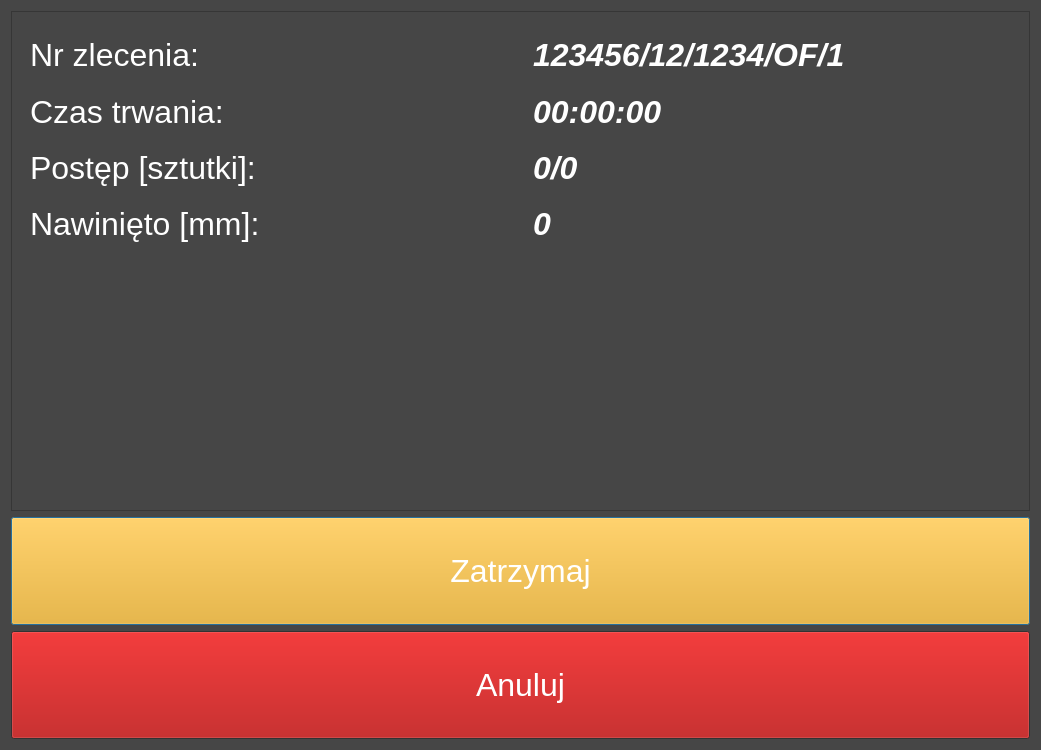
Before: the Qt Designer form project/ui_templates/winding_in_progress_dialog.ui in wojtek1928/RPi---winding_machine_control, drawn with Qt 5.
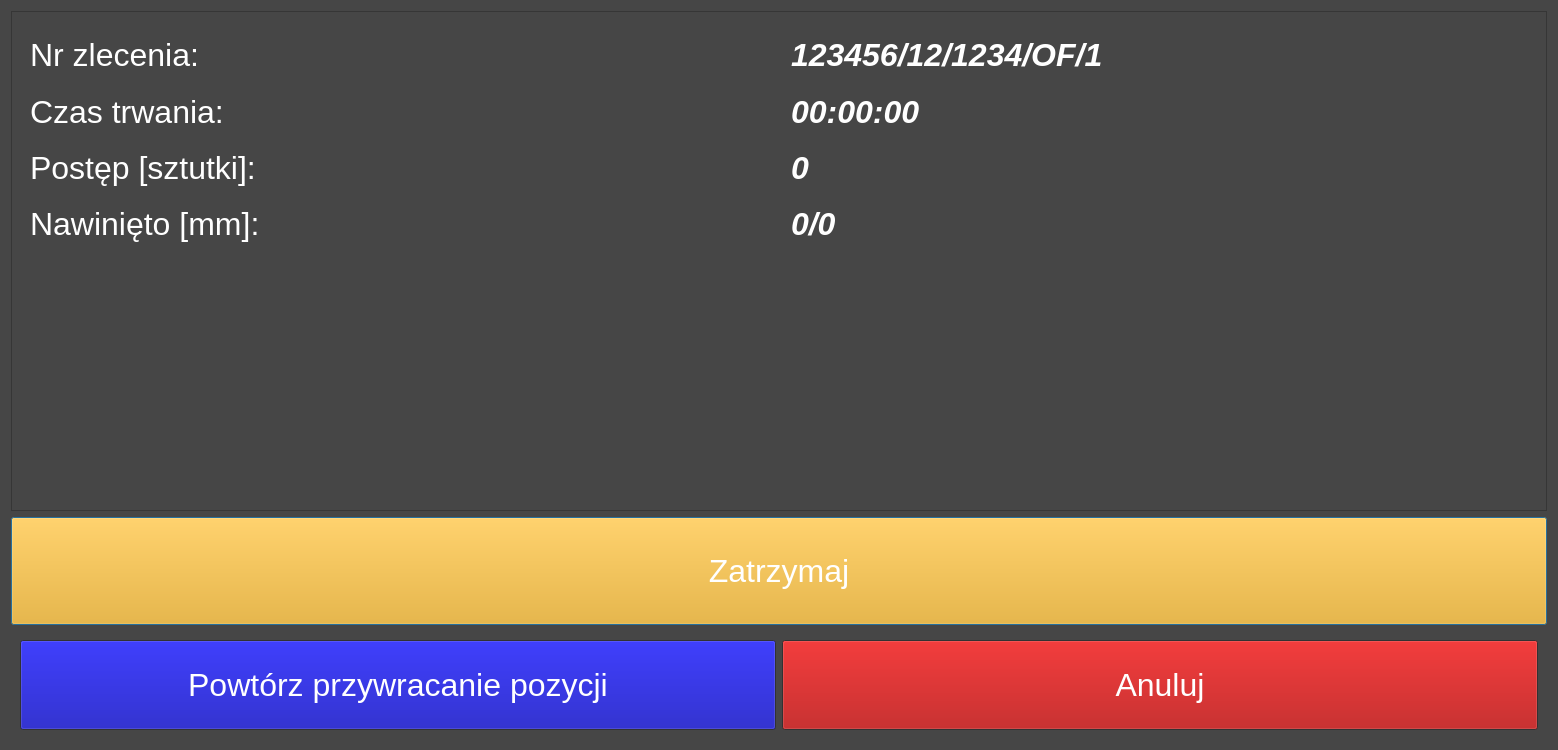
After: the same form once the commit is applied.

Patch:
```diff
--- a/project/ui_templates/winding_in_progress_dialog.ui
+++ b/project/ui_templates/winding_in_progress_dialog.ui
@@ -6,7 +6,7 @@
    <rect>
     <x>0</x>
     <y>0</y>
-    <width>1041</width>
+    <width>1558</width>
     <height>750</height>
    </rect>
   </property>
@@ -537,13 +537,6 @@
            </property>
           </widget>
          </item>
-         <item>
-          <widget class="QLabel" name="progressVal_label">
-           <property name="text">
-            <string>0/0</string>
-           </property>
-          </widget>
-         </item>
          <item>
           <widget class="QLabel" name="lengthVal_label">
            <property name="text">
@@ -551,6 +544,13 @@
            </property>
           </widget>
          </item>
+         <item>
+          <widget class="QLabel" name="progressVal_label">
+           <property name="text">
+            <string>0/0</string>
+           </property>
+          </widget>
+         </item>
         </layout>
        </widget>
       </item>
@@ -668,6 +668,62 @@
       </widget>
      </item>
      <item>
+      <widget class="QWidget" name="widget" native="true">
+       <layout class="QHBoxLayout" name="horizontalLayout">
+        <item>
+         <widget class="QPushButton" name="pushButton_resetAgain">
+          <property name="enabled">
+           <bool>true</bool>
+          </property>
+          <property name="sizePolicy">
+           <sizepolicy hsizetype="Minimum" vsizetype="MinimumExpanding">
+            <horstretch>0</horstretch>
+            <verstretch>0</verstretch>
+           </sizepolicy>
+          </property>
+          <property name="palette">
+           <palette>
+            <active>
+             <colorrole role="Button">
+              <brush brushstyle="SolidPattern">
+               <color alpha="255">
+                <red>0</red>
+                <green>0</green>
+                <blue>170</blue>
+               </color>
+              </brush>
+             </colorrole>
+            </active>
+            <inactive>
+             <colorrole role="Button">
+              <brush brushstyle="SolidPattern">
+               <color alpha="255">
+                <red>0</red>
+                <green>0</green>
+                <blue>170</blue>
+               </color>
+              </brush>
+             </colorrole>
+            </inactive>
+            <disabled>
+             <colorrole role="Button">
+              <brush brushstyle="SolidPattern">
+               <color alpha="255">
+                <red>0</red>
+                <green>0</green>
+                <blue>170</blue>
+               </color>
+              </brush>
+             </colorrole>
+            </disabled>
+           </palette>
+          </property>
+          <property name="text">
+           <string>Powtórz przywracanie pozycji</string>
+          </property>
+         </widget>
+        </item>
+        <item>
       <widget class="QPushButton" name="second_pushButton">
        <property name="sizePolicy">
         <sizepolicy hsizetype="Minimum" vsizetype="MinimumExpanding">
@@ -715,6 +771,9 @@
        <property name="text">
         <string>Anuluj</string>
        </property>
+         </widget>
+        </item>
+       </layout>
       </widget>
      </item>
     </layout>
```
Lines whose indentation alone changed are shown as unchanged.
